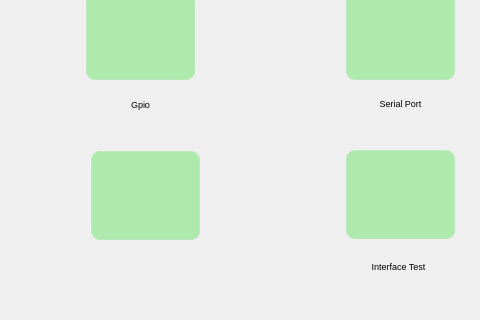
This is qt/t507/mainwindow.ui in jizizihe/baijie_demo as Qt 5 draws it before an edit; both pictures show x 0 to 480 and y 280 to 600 of the 1024 by 600 pixel window. The edited form follows.
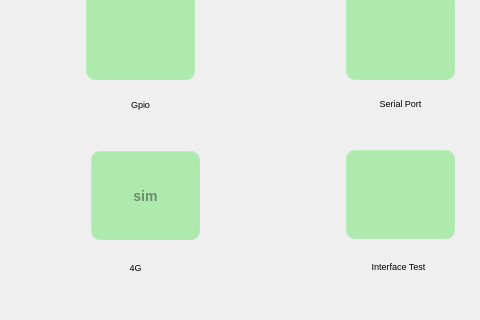
This is the edited form. Icons and pictures are not drawn.

```diff
--- a/qt/t507/mainwindow.ui
+++ b/qt/t507/mainwindow.ui
@@ -10,6 +10,11 @@
     <height>600</height>
    </rect>
   </property>
+  <property name="font">
+   <font>
+    <pointsize>16</pointsize>
+   </font>
+  </property>
   <property name="windowTitle">
    <string>MainWindow</string>
   </property>
@@ -591,15 +596,19 @@
       <height>91</height>
      </rect>
     </property>
+    <property name="font">
+     <font>
+      <pointsize>-1</pointsize>
+      <weight>75</weight>
+      <italic>false</italic>
+      <bold>true</bold>
+     </font>
+    </property>
     <property name="styleSheet">
      <string notr="true"/>
     </property>
     <property name="text">
-     <string/>
-    </property>
-    <property name="icon">
-     <iconset resource="translation.qrc">
-      <normaloff>:/t507_button_image/key.png</normaloff>:/t507_button_image/key.png</iconset>
+     <string>sim</string>
     </property>
     <property name="iconSize">
      <size>
@@ -608,6 +617,33 @@
      </size>
     </property>
    </widget>
+   <widget class="QLabel" name="label_40">
+    <property name="geometry">
+     <rect>
+      <x>10</x>
+      <y>530</y>
+      <width>251</width>
+      <height>35</height>
+     </rect>
+    </property>
+    <property name="minimumSize">
+     <size>
+      <width>0</width>
+      <height>0</height>
+     </size>
+    </property>
+    <property name="font">
+     <font>
+      <pointsize>7</pointsize>
+     </font>
+    </property>
+    <property name="text">
+     <string>4G</string>
+    </property>
+    <property name="alignment">
+     <set>Qt::AlignCenter</set>
+    </property>
+   </widget>
   </widget>
   <widget class="QStatusBar" name="statusBar"/>
  </widget>
```
Left out of the diff: 21 changed lines with no effect on the pictures.
